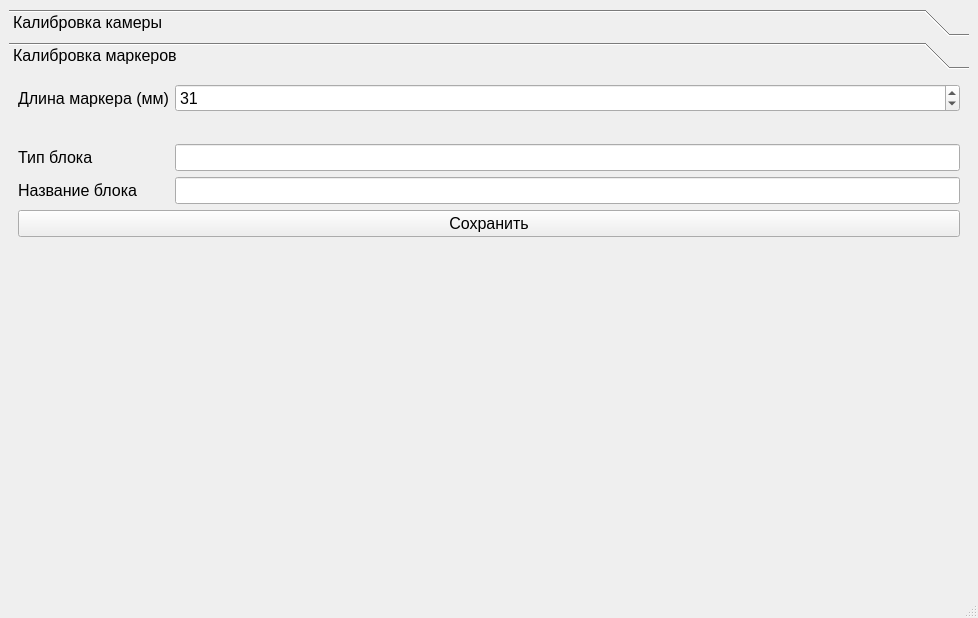
The window that mainwindow.ui (layxproud/QCameraCalibrator) describes before a commit, drawn with Qt 5.
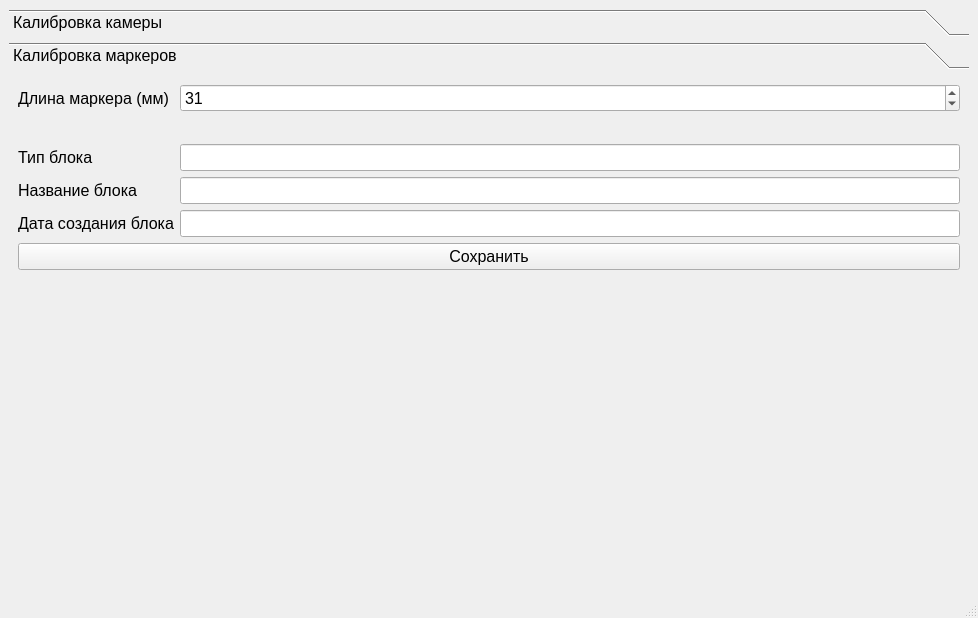
The same window after the commit.

Commit message: feat: added date to block params

Diff of the .ui file:
```diff
--- a/mainwindow.ui
+++ b/mainwindow.ui
@@ -128,6 +128,20 @@
           <item row="2" column="1">
            <widget class="QLineEdit" name="blockTypeInput"/>
           </item>
+          <item row="4" column="0">
+           <widget class="QLabel" name="blockDateLabel">
+            <property name="text">
+             <string>Дата создания блока</string>
+            </property>
+           </widget>
+          </item>
+          <item row="4" column="1">
+           <widget class="QLineEdit" name="blockDateInput">
+            <property name="readOnly">
+             <bool>true</bool>
+            </property>
+           </widget>
+          </item>
          </layout>
         </item>
         <item>
```
The commit also changes 5 other files.
